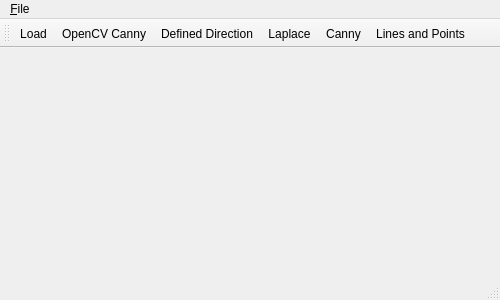
This is src/mainwindow.ui in buzzcz/ZVI as Qt 5 draws it before an edit. The edited form follows.
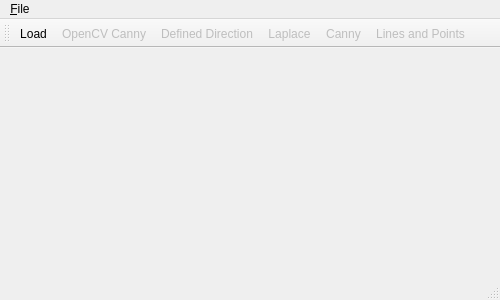
This is the edited form.

```diff
--- a/src/mainwindow.ui
+++ b/src/mainwindow.ui
@@ -87,6 +87,9 @@
    </property>
   </action>
   <action name="actionOpenCVCanny">
+   <property name="enabled">
+    <bool>false</bool>
+   </property>
    <property name="text">
     <string>OpenCV Canny</string>
    </property>
@@ -95,6 +98,9 @@
    </property>
   </action>
   <action name="actionDefinedDirection">
+   <property name="enabled">
+    <bool>false</bool>
+   </property>
    <property name="text">
     <string>Defined Direction</string>
    </property>
@@ -103,6 +109,9 @@
    </property>
   </action>
   <action name="actionLaplace">
+   <property name="enabled">
+    <bool>false</bool>
+   </property>
    <property name="text">
     <string>Laplace</string>
    </property>
@@ -111,6 +120,9 @@
    </property>
   </action>
   <action name="actionCanny">
+   <property name="enabled">
+    <bool>false</bool>
+   </property>
    <property name="text">
     <string>Canny</string>
    </property>
@@ -119,6 +131,9 @@
    </property>
   </action>
   <action name="actionLines_and_Points">
+   <property name="enabled">
+    <bool>false</bool>
+   </property>
    <property name="text">
     <string>Lines and Points</string>
    </property>
```
Left out of the diff: 2 changed lines with no effect on the pictures.
